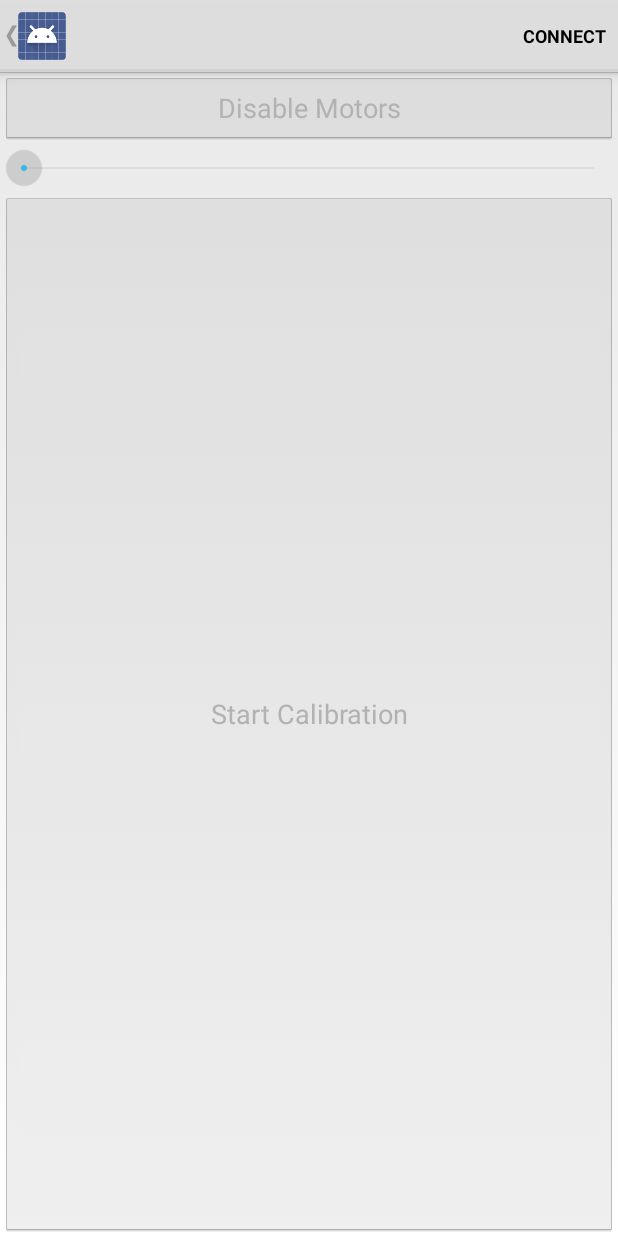
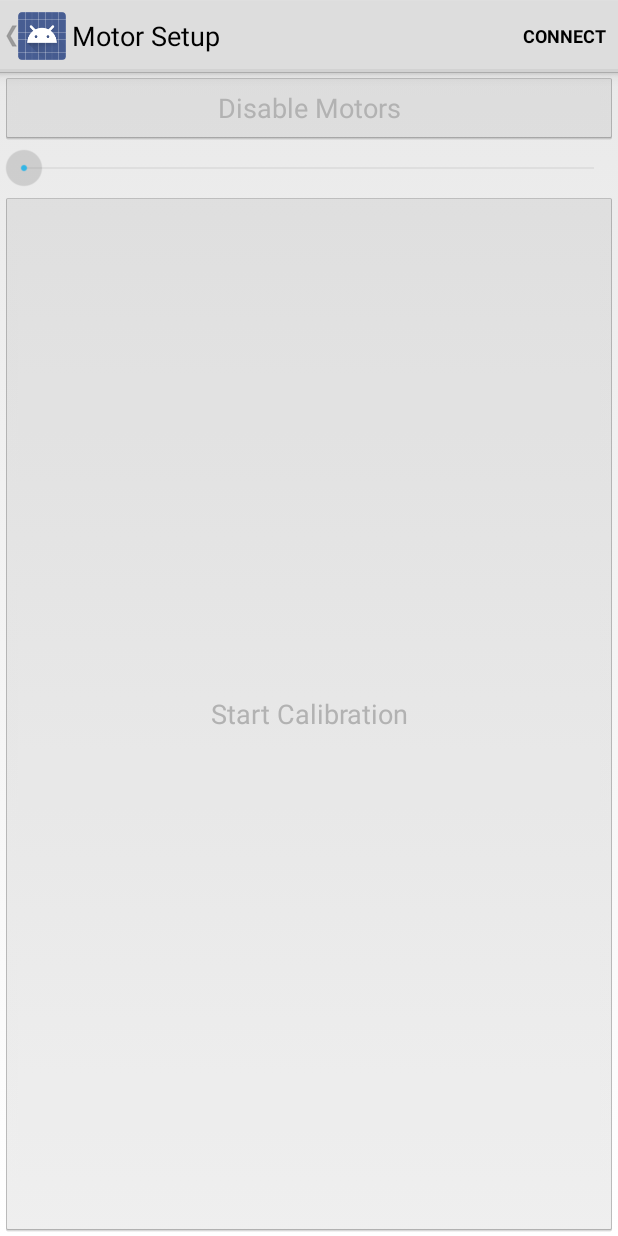
Before and after one commit to icchalmers/Sit-To-Stand, an Android app: the MotorControlActivity screen opened directly, with no data from a screen before it, on a phone screen of 412 x 824 dp. Run offline under Robolectric (Android 15) with nearby library versions, the phone set to English and light mode, and no system bars; 3 statements that could not run were skipped.

Commit message:
Changing title of MotorControlActivity

```diff
--- a/App/Android/app/src/main/java/cc/chalmers/sittostand/MotorControlActivity.java
+++ b/App/Android/app/src/main/java/cc/chalmers/sittostand/MotorControlActivity.java
@@ -120,7 +120,7 @@ public class MotorControlActivity extends Activity {
         });
         ActionBar mActionBar = getActionBar();
         if(mActionBar != null) {
-            mActionBar.setTitle(mDeviceLeftName);
+            mActionBar.setTitle("Motor Setup");
             mActionBar.setDisplayHomeAsUpEnabled(true);
         }
         Intent gattServiceIntent = new Intent(this, BLEMotorService.class);
```
